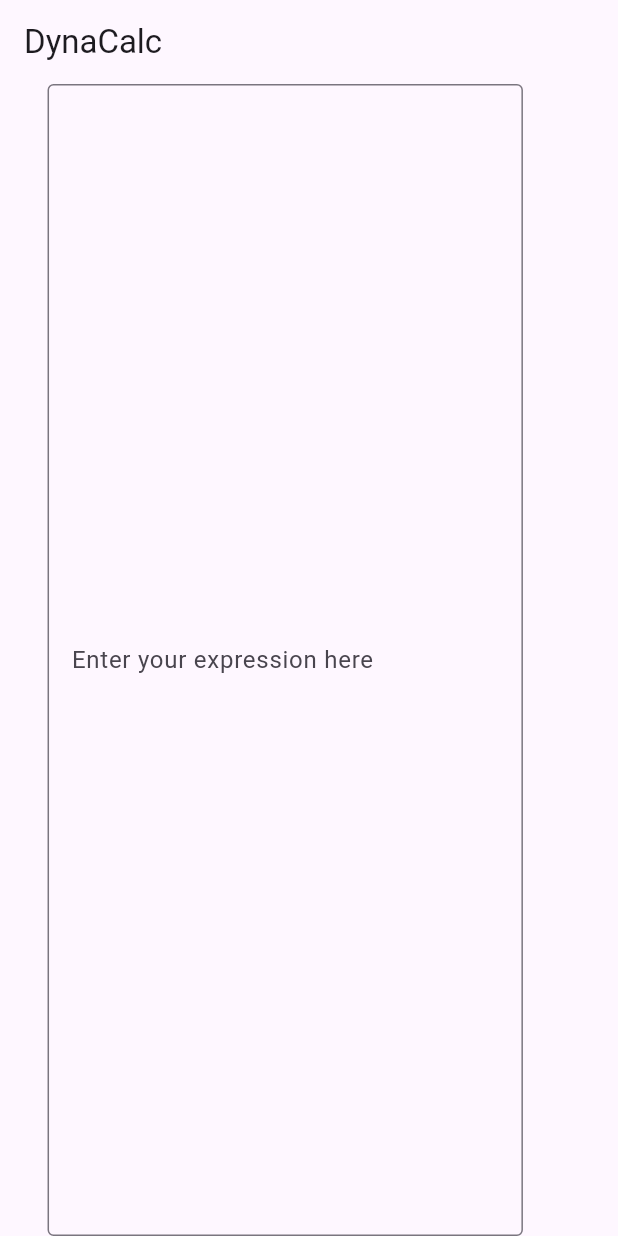
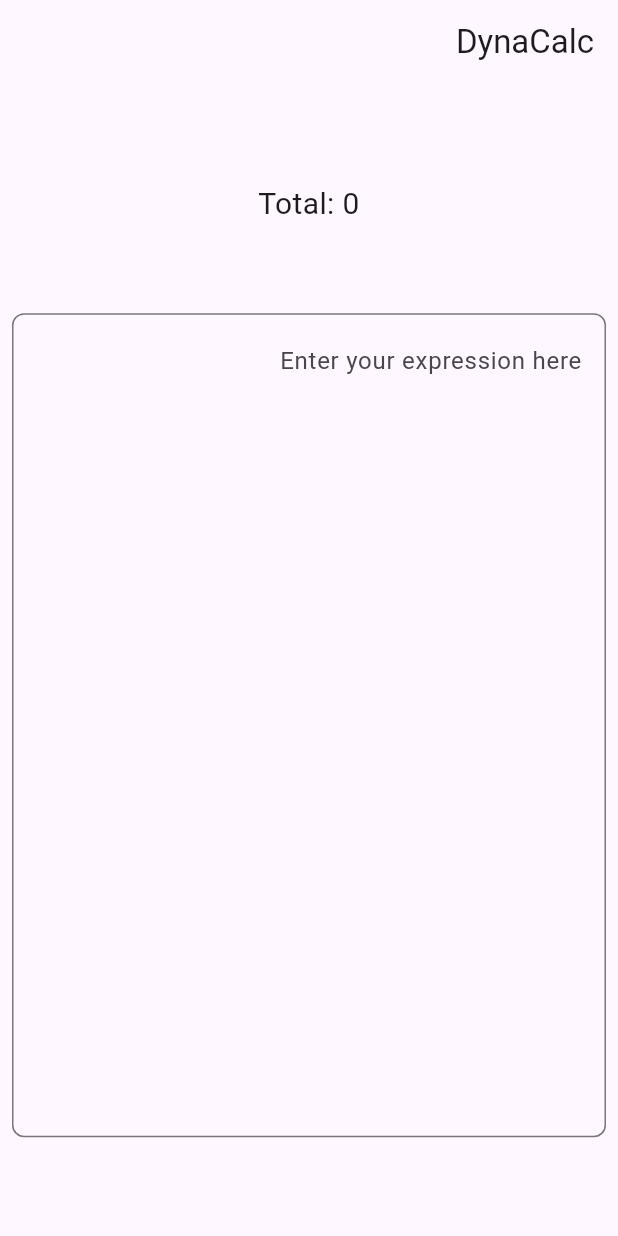
Before and after one commit to Wh0ba/dynacalc, a Flutter app: the screen it shows after launch, on a phone screen of 412 x 824 dp. Run offline on Flutter 3.47's test engine with Material 3 defaults, Android fonts, the phone set to English and light mode, and no system bars.

Commit message:
now works fully

```diff
--- a/lib/home_page.dart
+++ b/lib/home_page.dart
@@ -10,42 +10,89 @@
 
 class _HomePageState extends State<HomePage> {
   late final WordEngine wordEngine;
+  late final NumberColorizer _controller;
   final Map<int, num> numbers = {};
   @override
   void initState() {
     wordEngine = WordEngine();
+    _controller = NumberColorizer();
     super.initState();
   }
 
   @override
   Widget build(BuildContext context) {
-    return Scaffold(
+    return Directionality(
+      textDirection: TextDirection.rtl,
+      child: Scaffold(
         appBar: AppBar(title: const Text('DynaCalc')),
-      body: Row(
+        body: Padding(
+          padding: const EdgeInsets.all(8.0),
+          child: Column(
             mainAxisAlignment: MainAxisAlignment.spaceEvenly,
             children: [
+              Text(
+                'Total: ${wordEngine.getTotal()}',
+                style: const TextStyle(fontSize: 20),
+              ),
               SizedBox(
-            width: MediaQuery.sizeOf(context).width / 1.3,
+                height: MediaQuery.sizeOf(context).height / 1.5,
                 child: TextField(
                   onChanged: (value) {
+                    if (value.isEmpty) {
+                      setState(() {
+                        wordEngine.numbers.clear();
+                      });
+                      return;
+                    }
                     setState(() {
                       wordEngine.processString(value);
                     });
                   },
                   expands: true,
                   maxLines: null,
+                  controller: _controller,
+                  textAlignVertical: TextAlignVertical.top,
                   decoration: const InputDecoration(
-                border: OutlineInputBorder(),
+                    border: OutlineInputBorder(
+                        borderRadius: BorderRadius.all(Radius.circular(8))),
                     hintText: 'Enter your expression here',
                   ),
                 ),
               ),
-          SizedBox(
-              child: Text(wordEngine.numbers.entries
-                  .map((token) => '${token.key}:${token.value}')
-                  .join('\n'))),
             ],
+          ),
+        ),
       ),
     );
   }
 }
+
+class NumberColorizer extends TextEditingController {
+  final Pattern pattern;
+
+  NumberColorizer()
+      : pattern = RegExp(r'([0-9]+\.?[0-9]*|\.?[0-9]+)', caseSensitive: false);
+  @override
+  TextSpan buildTextSpan(
+      {required BuildContext context,
+      TextStyle? style,
+      required bool withComposing}) {
+    List<InlineSpan> children = [];
+    text.splitMapJoin(
+      pattern,
+      onMatch: (Match match) {
+        final text = match[0]!;
+        children.add(TextSpan(
+            text: text,
+            style: style!.merge(const TextStyle(
+                color: Colors.blue, fontWeight: FontWeight.bold))));
+        return text;
+      },
+      onNonMatch: (String text) {
+        children.add(TextSpan(text: text, style: style));
+        return text;
+      },
+    );
+    return TextSpan(style: style, children: children);
+  }
+}
--- a/lib/main.dart
+++ b/lib/main.dart
@@ -10,6 +10,7 @@
   @override
   Widget build(BuildContext context) {
     return MaterialApp(
+      debugShowCheckedModeBanner: false,
       title: 'DynaCalc',
       theme: ThemeData(
         colorScheme: ColorScheme.fromSeed(seedColor: Colors.deepPurple),
--- a/lib/word_engine.dart
+++ b/lib/word_engine.dart
@@ -2,16 +2,25 @@
 
 class WordEngine {
   // This will store the encountered numbers as the index and the value of the number to prevent repeated numbers on each processing step
-  final Map<int, num> numbers = {};
+  final Map<String, num> numbers = {};
   void processString(String input) {
     final tokens = Tokenizer.tokenize(input);
-    for (final (i, token) in tokens.indexed) {
-      num? n = int.tryParse(token);
-      if (n != null) {
-        numbers[i] = n;
-      } else {
-        numbers.remove(i);
+    for (final (lineIndex, tokenLine) in tokens.indexed) {
+      for (final (i, token) in tokenLine.indexed) {
+        num? n = int.tryParse(token);
+        if (n != null) {
+          numbers['$lineIndex:$i'] = n;
+        } else {
+          numbers.remove('$lineIndex:$i');
+        }
       }
     }
   }
+
+  num getTotal() {
+    if (numbers.isEmpty) {
+      return 0;
+    }
+    return numbers.values.reduce((a, b) => a + b);
+  }
 }
```
Also changed, not shown: lib/tokenizer.dart (+4 -4 lines). Lines whose indentation alone changed are shown as unchanged.
